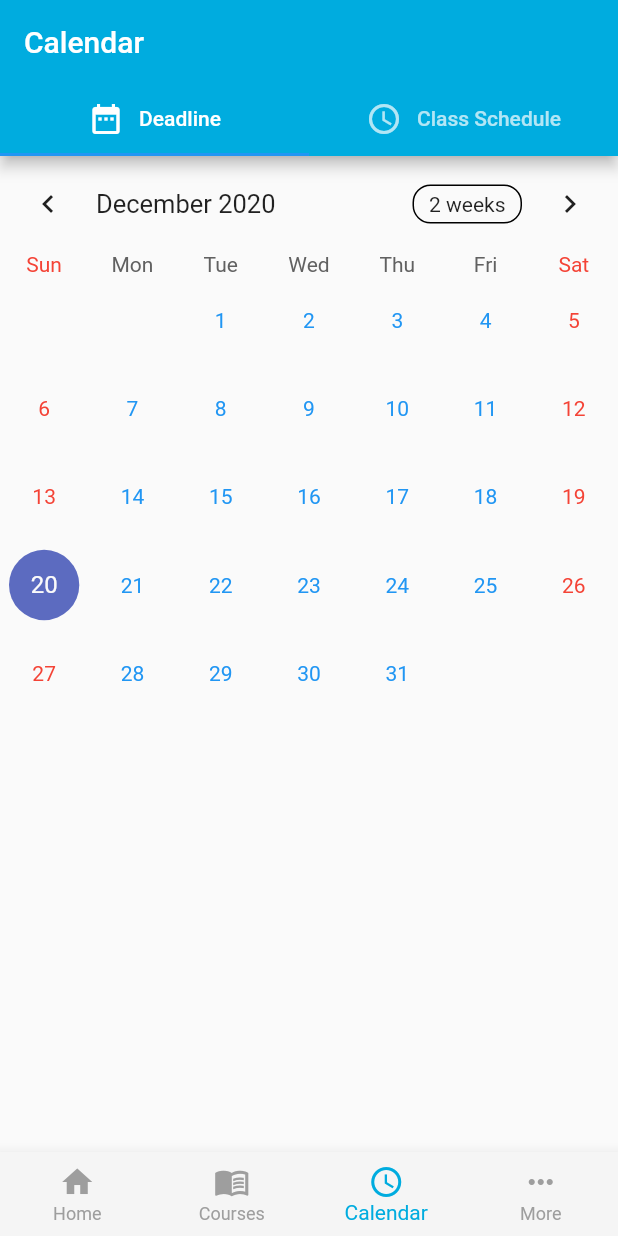
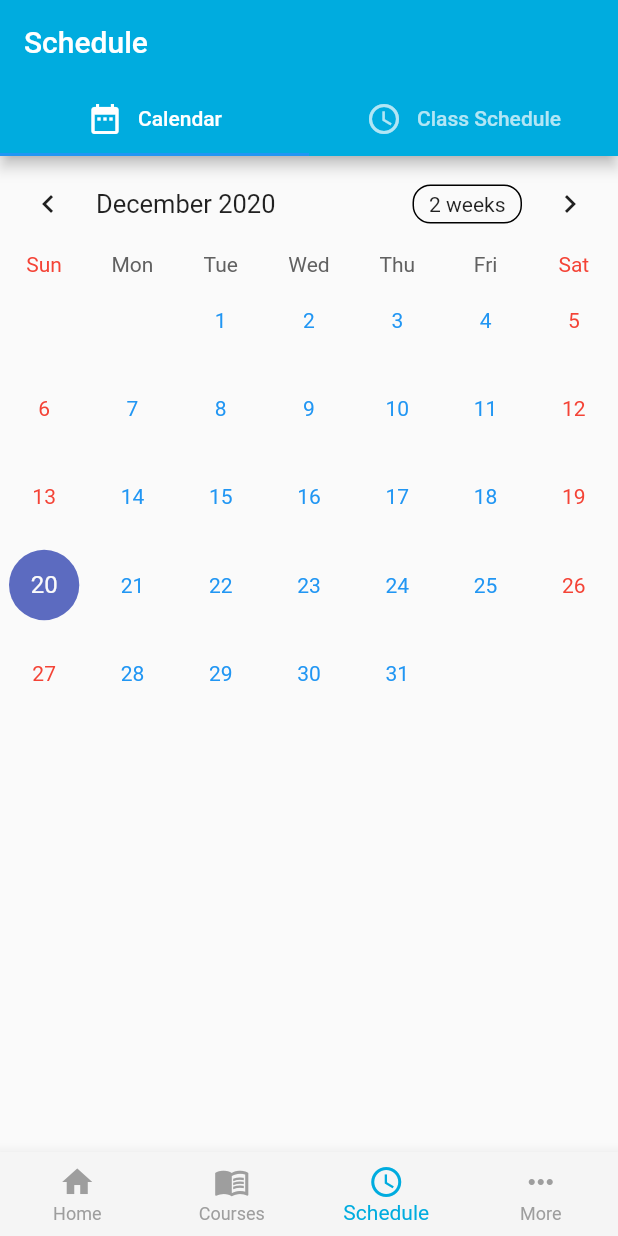
Before and after one commit to usamahnashirulhaq/goscele-flutter, a Flutter app: the Home screen opened directly, swiped to page 3, on a phone screen of 412 x 824 dp. Run offline on Flutter 3.47's test engine with Material 2 defaults, Android fonts, the phone set to English and light mode, and no system bars; drawn by our look-alikes of table_calendar; statements that could not run were skipped.

Commit message:
change status bar color and rename calendar page to schedule

```diff
--- a/lib/main.dart
+++ b/lib/main.dart
@@ -8,7 +8,7 @@ void main() {
    * @statusBarColor mengubah status bar aplikasi menjadi warna biru dengan kode ARGB(0, 142, 223, 1)
    */
   SystemChrome.setSystemUIOverlayStyle(SystemUiOverlayStyle(
-    statusBarColor: Color.fromRGBO(0, 142, 223, 1),
+    statusBarColor: Color.fromRGBO(0, 172, 223, 1),
   ));
 
 
--- a/lib/pages/Home.dart
+++ b/lib/pages/Home.dart
@@ -2,7 +2,7 @@ import 'package:flutter/cupertino.dart';
 import 'package:flutter/material.dart';
 
 import 'Academic.dart';
-import 'Calendar.dart';
+import 'Schedule.dart';
 import 'Courses.dart';
 import 'Settings.dart';
 
@@ -14,7 +14,7 @@ class Home extends StatefulWidget {
 class _HomeState extends State<Home> {
 
   PageController _pageController = PageController();
-  List<Widget> _screens = [Academic(), Courses(), Calendar(), Settings()];
+  List<Widget> _screens = [Academic(), Courses(), Schedule(), Settings()];
   int _currentIndex = 0;
 
   void _onPageChanged(int index) {
@@ -53,7 +53,7 @@ class _HomeState extends State<Home> {
           ),
           BottomNavigationBarItem(
             icon: Icon(Icons.schedule),
-            label: "Calendar",
+            label: "Schedule",
           ),
           BottomNavigationBarItem(
             icon: Icon(Icons.more_horiz),
--- a/lib/pages/Calendar.dart
+++ b/lib/pages/Schedule.dart
@@ -5,21 +5,21 @@ import 'package:goscele/components/goscele_custom_tab_controller.dart';
 import 'package:goscele/pages/subpages/CalendarViewSection.dart';
 import 'package:goscele/pages/subpages/ClassScheduleViewSection.dart';
 
-class Calendar extends StatefulWidget {
+class Schedule extends StatefulWidget {
   @override
-  _CalendarState createState() => _CalendarState();
+  _ScheduleState createState() => _ScheduleState();
 }
 
-class _CalendarState extends State<Calendar> {
+class _ScheduleState extends State<Schedule> {
   @override
   Widget build(BuildContext context) {
     return Container(
       child: CustomTabController(
         backgroundColor: Color.fromRGBO(0, 172, 223, 1),
-        appBarTitle: "Calendar",
+        appBarTitle: "Schedule",
         tabs: [
           CustomTab(
-            title: "Deadline",
+            title: "Calendar",
             icon: Icons.date_range,
           ),
           CustomTab(
--- a/lib/pages/Settings.dart
+++ b/lib/pages/Settings.dart
@@ -75,7 +75,8 @@ class _SettingsState extends State<Settings> {
                   ),
                   Container(
                     decoration: BoxDecoration(
-                        border: Border.all(color: Colors.red)
+                      border: Border.all(color: Colors.red, ),
+                      borderRadius: BorderRadius.all(Radius.circular(4.0))
                     ),
                     child: Column(
                       children: [
@@ -143,7 +144,7 @@ class _SettingsState extends State<Settings> {
                       children: [
                         Container(
                           child: Text(
-                            "Development Chanel",
+                            "Development Channel",
                             style: TextStyle(fontSize: 16),
                           ),
                           margin: EdgeInsets.fromLTRB(0, 0, 0, 2),
```
